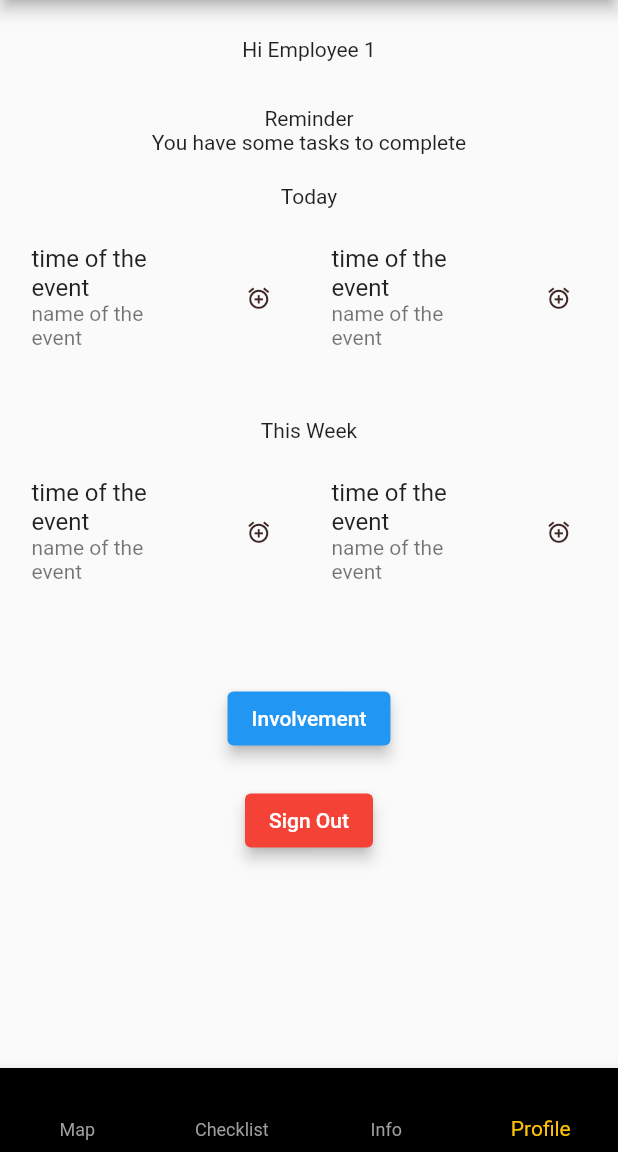
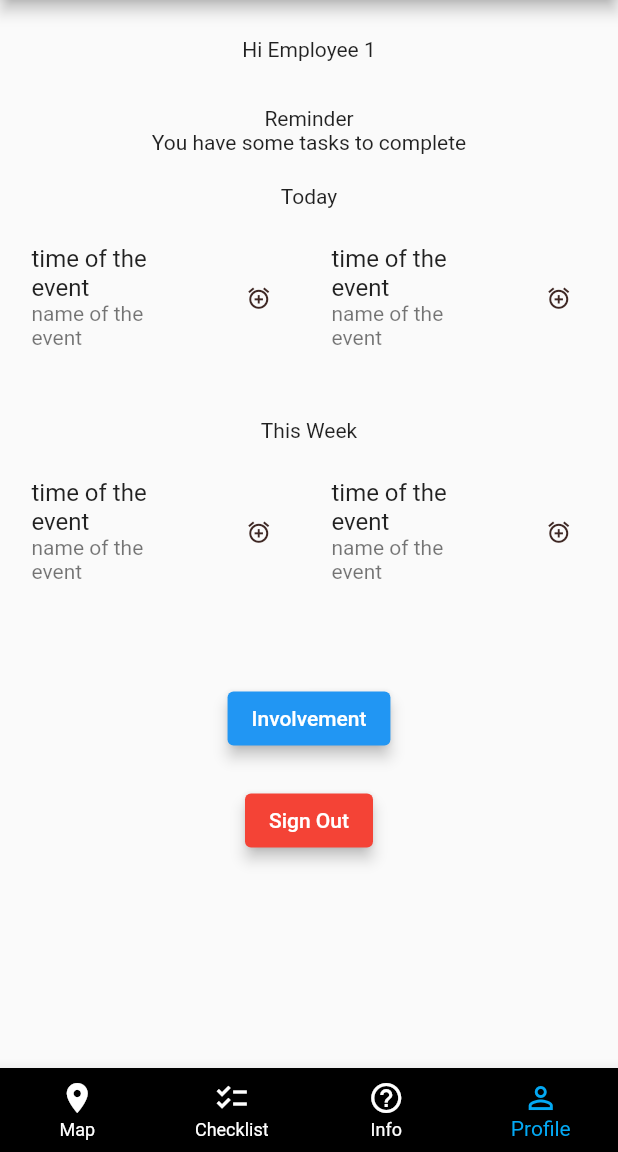
Before and after one commit to Snickledap/EcotoneApp, a Flutter app: the screen it shows after launch, on a phone screen of 412 x 824 dp, the part 84-1236 px from its top. Run offline on Flutter 3.47's test engine with Material 2 defaults, Android fonts, the phone set to English and light mode, and no system bars; our stand-ins replace cloud_firestore, firebase_core, google_maps_flutter, page_transition, sizer, youtube_player_flutter; missing offline and left inert: flutter_custom_cards; accounts and stored records are empty.

Commit message:
Nav bar fixes

```diff
--- a/lib/NavBar.dart
+++ b/lib/NavBar.dart
@@ -29,23 +29,26 @@ class NavBarState extends State<NavBar> {
       currentIndex: selectedIndex,
       type: BottomNavigationBarType.fixed,
       backgroundColor: Colors.black,
-      unselectedItemColor: Colors.grey,
+      unselectedItemColor: Colors.white,
       items: const <BottomNavigationBarItem>[
         BottomNavigationBarItem(
-          icon: Icon(Icons.location_on, color: Colors.black),
+          icon: Icon(Icons.location_on, color: Colors.white),
+          activeIcon: Icon(Icons.location_on, color: Colors.lightBlue),
           label: 'Map',
-
         ),
         BottomNavigationBarItem(
-          icon: Icon(Icons.checklist, color: Colors.black),
+          icon: Icon(Icons.checklist, color: Colors.white),
+          activeIcon: Icon(Icons.checklist, color: Colors.lightBlue),
           label: 'Checklist',
         ),
         BottomNavigationBarItem(
-          icon: Icon(Icons.help_outline, color: Colors.black),
+          icon: Icon(Icons.help_outline, color: Colors.white),
+          activeIcon: Icon(Icons.help_outline, color: Colors.lightBlue),
           label: 'Info',
         ),
         BottomNavigationBarItem(
-          icon: Icon(Icons.person_outline, color: Colors.black),
+          icon: Icon(Icons.person_outline, color: Colors.white),
+          activeIcon: Icon(Icons.person_outline, color: Colors.lightBlue),
           label: 'Profile',
         ),
       ],
--- a/lib/main.dart
+++ b/lib/main.dart
@@ -15,7 +15,7 @@ class MyApp extends StatelessWidget{
 
     return MaterialApp(
       theme: ThemeData(
-        primarySwatch: Colors.amber,
+        primarySwatch: Colors.lightBlue,
       ),
       initialRoute: initialRoute,
       onGenerateRoute: (settings) {
```
